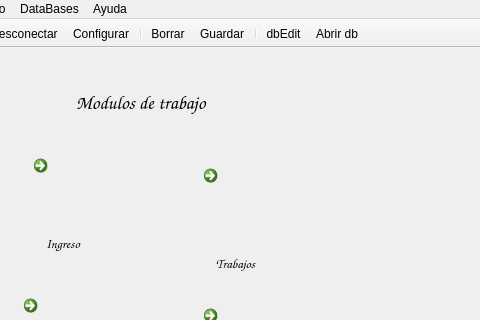
Matias2178/Sistema_Postventa, file mainwindow.ui: the form before one commit; both pictures show x 94 to 574 and y 0 to 320 of the 574 by 510 pixel window.
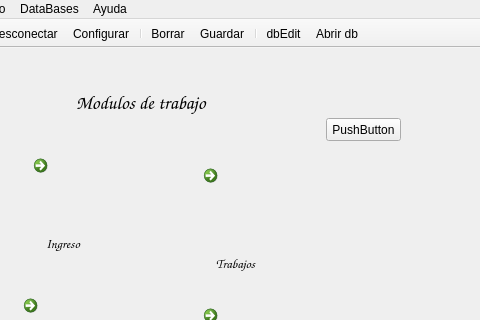
The form after the commit. Icons and pictures are not drawn.

Diff of the .ui file:
```diff
--- a/mainwindow.ui
+++ b/mainwindow.ui
@@ -221,6 +221,19 @@
      <string>Busqueda</string>
     </property>
    </widget>
+   <widget class="QPushButton" name="pushButton">
+    <property name="geometry">
+     <rect>
+      <x>420</x>
+      <y>70</y>
+      <width>75</width>
+      <height>23</height>
+     </rect>
+    </property>
+    <property name="text">
+     <string>PushButton</string>
+    </property>
+   </widget>
   </widget>
   <widget class="QMenuBar" name="menuBar">
    <property name="geometry">
```
